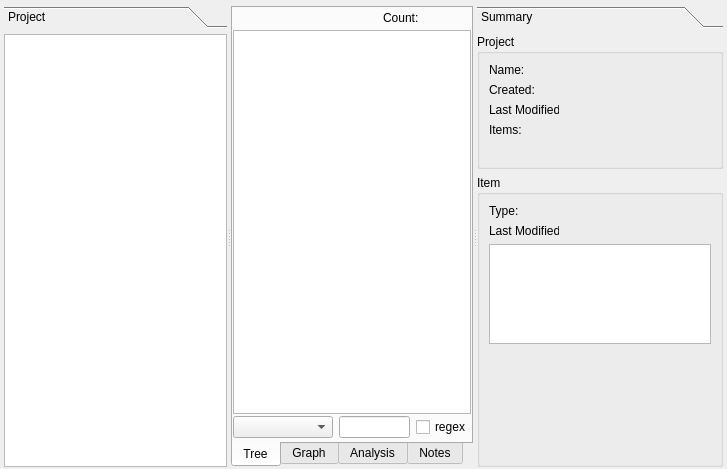
This is sub3suite/src/project/Project.ui in 3nock/OTE as Qt 5 draws it before an edit. The edited form follows.
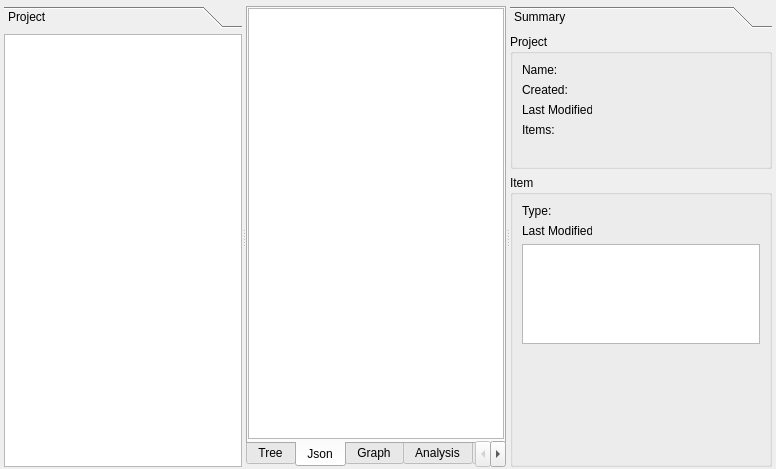
This is the edited form. The open tabs and pages were chosen to show the change.

Commit message: added json tab for project

Diff of the .ui file:
```diff
--- a/sub3suite/src/project/Project.ui
+++ b/sub3suite/src/project/Project.ui
@@ -6,7 +6,7 @@
    <rect>
     <x>0</x>
     <y>0</y>
-    <width>727</width>
+    <width>776</width>
     <height>469</height>
    </rect>
   </property>
@@ -62,7 +62,7 @@
          <rect>
           <x>0</x>
           <y>0</y>
-          <width>216</width>
+          <width>231</width>
           <height>440</height>
          </rect>
         </property>
@@ -225,6 +225,28 @@
          </item>
         </layout>
        </widget>
+       <widget class="QWidget" name="tabJson">
+        <attribute name="title">
+         <string>Json</string>
+        </attribute>
+        <layout class="QVBoxLayout" name="verticalLayout_10">
+         <property name="leftMargin">
+          <number>0</number>
+         </property>
+         <property name="topMargin">
+          <number>0</number>
+         </property>
+         <property name="rightMargin">
+          <number>0</number>
+         </property>
+         <property name="bottomMargin">
+          <number>2</number>
+         </property>
+         <item>
+          <widget class="QPlainTextEdit" name="plainTextEditJson"/>
+         </item>
+        </layout>
+       </widget>
        <widget class="QWidget" name="tabGraph">
         <attribute name="title">
          <string>Graph</string>
@@ -323,7 +345,7 @@
         <rect>
          <x>0</x>
          <y>0</y>
-         <width>236</width>
+         <width>252</width>
          <height>440</height>
         </rect>
        </property>
```
The commit also changes 24 other files.
